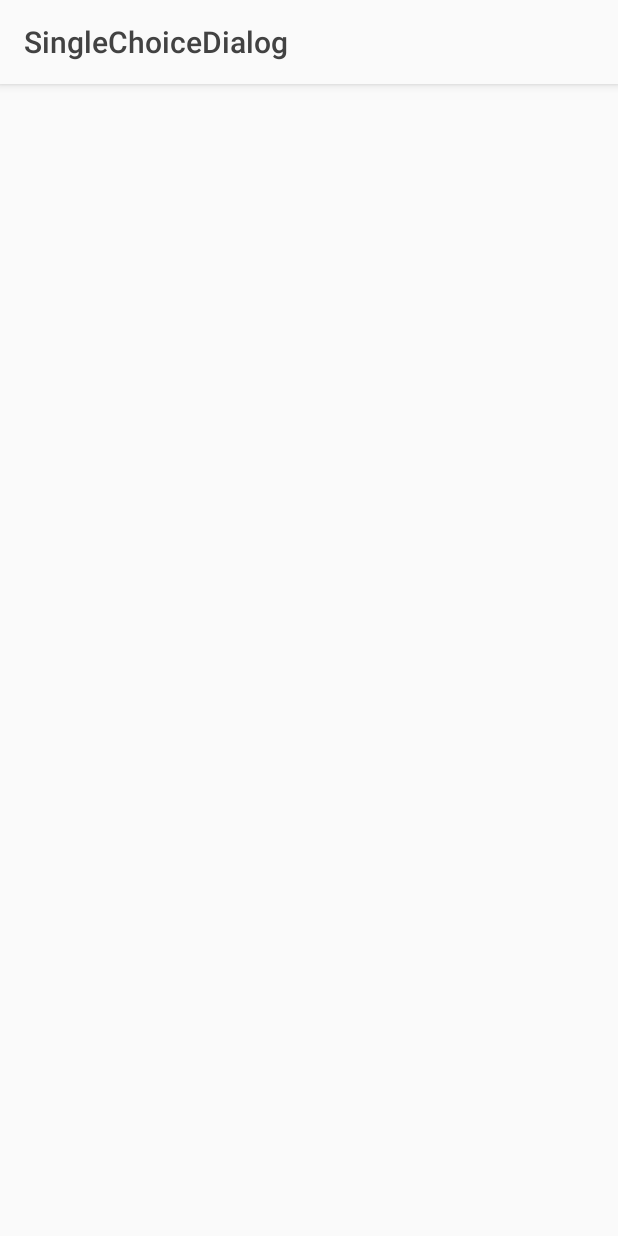
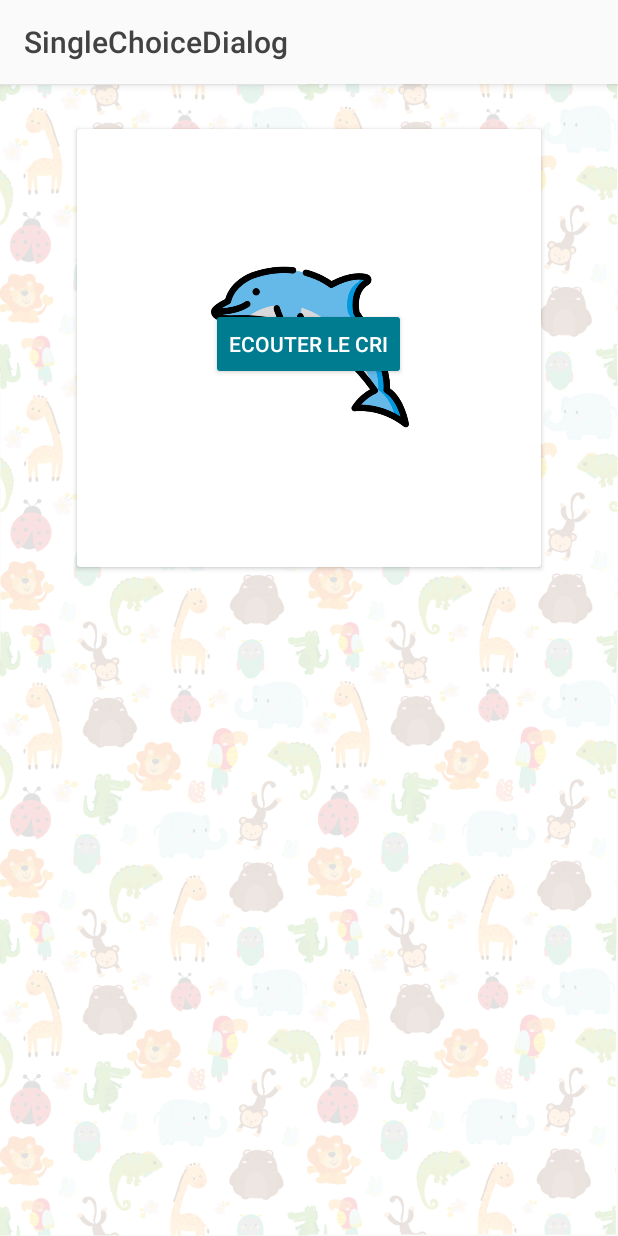
Before and after one commit to ivann-galic/kezaco, an Android app: the QuizzActivity screen opened directly, with no data from a screen before it, on a phone screen of 412 x 824 dp. Run offline under Robolectric (Android 15) with nearby library versions, the phone set to English and light mode, and no system bars.

Commit message:
avancement page quizz

```diff
--- a/app/src/main/res/layout/activity_quizzactivity.xml
+++ b/app/src/main/res/layout/activity_quizzactivity.xml
@@ -4,6 +4,65 @@
     xmlns:tools="http://schemas.android.com/tools"
     android:layout_width="match_parent"
     android:layout_height="match_parent"
+    android:background="@drawable/background"
     tools:context=".QuizzActivity">
 
+    <androidx.cardview.widget.CardView
+        android:id="@+id/cardQuestion"
+        android:layout_width="309dp"
+        android:layout_height="292dp"
+        android:layout_marginTop="30dp"
+        android:backgroundTint="#ffffff"
+        app:layout_constraintEnd_toEndOf="parent"
+        app:layout_constraintStart_toStartOf="parent"
+        app:layout_constraintTop_toTopOf="parent"><![CDATA[>
+
+        ]]>
+
+        <androidx.constraintlayout.widget.ConstraintLayout
+            android:layout_width="match_parent"
+            android:layout_height="match_parent"><![CDATA[>
+            ]]>
+
+            <TextView
+                android:id="@+id/textViewQuestion"
+                android:layout_width="wrap_content"
+                android:layout_height="wrap_content"
+                android:layout_marginTop="20dp"
+                android:cursorVisible="false"
+                android:visibility="visible"
+                app:layout_constraintEnd_toEndOf="parent"
+                app:layout_constraintStart_toStartOf="parent"
+                app:layout_constraintTop_toTopOf="parent"
+                tools:text="Quel est cet animal ?" />
+
+            <Button
+                android:id="@+id/buttonSound"
+                android:layout_width="wrap_content"
+                android:layout_height="wrap_content"
+                android:layout_marginTop="80dp"
+                android:text="Ecouter le cri"
+                android:backgroundTint="#007c91"
+                android:textColor="#ffffff"
+                app:layout_constraintEnd_toEndOf="parent"
+                app:layout_constraintHorizontal_bias="0.497"
+                app:layout_constraintStart_toStartOf="parent"
+                app:layout_constraintTop_toBottomOf="@+id/textViewQuestion" />
+
+            <ImageView
+                android:id="@+id/imageView3"
+                android:layout_width="132dp"
+                android:layout_height="132dp"
+                android:layout_marginTop="40dp"
+                app:layout_constraintEnd_toEndOf="parent"
+                app:layout_constraintHorizontal_bias="0.502"
+                app:layout_constraintStart_toStartOf="parent"
+                app:layout_constraintTop_toBottomOf="@+id/textViewQuestion"
+                app:srcCompat="@drawable/dolphin" />
+
+        </androidx.constraintlayout.widget.ConstraintLayout>
+
+
+    </androidx.cardview.widget.CardView>
+
 </androidx.constraintlayout.widget.ConstraintLayout>
```
